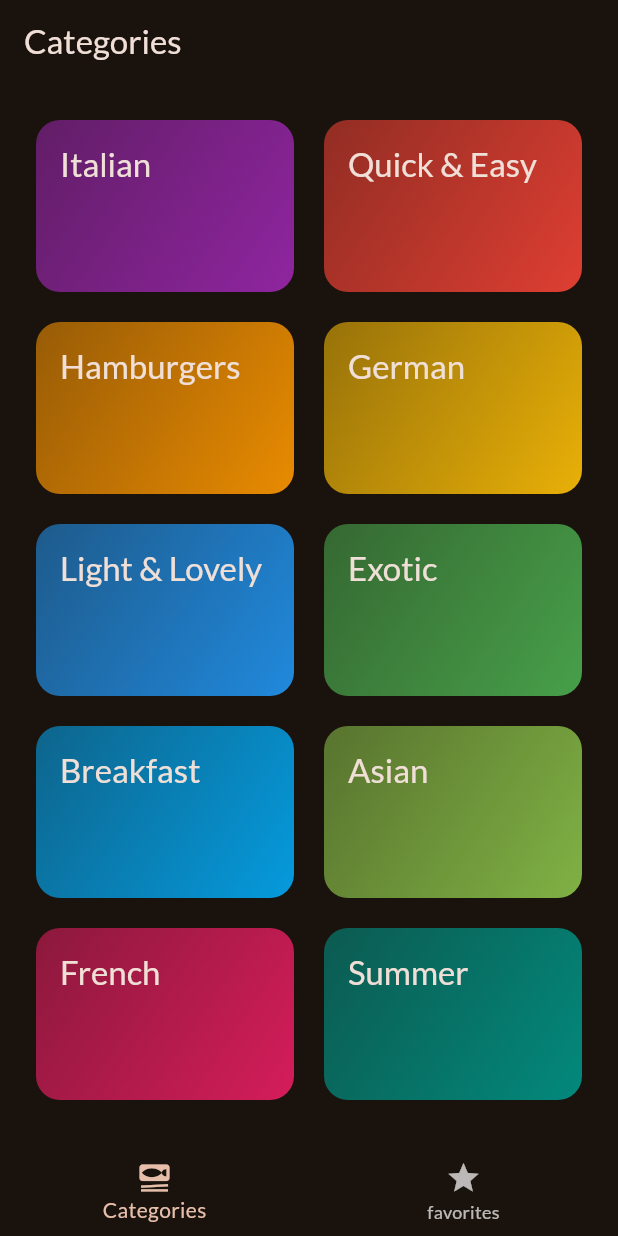
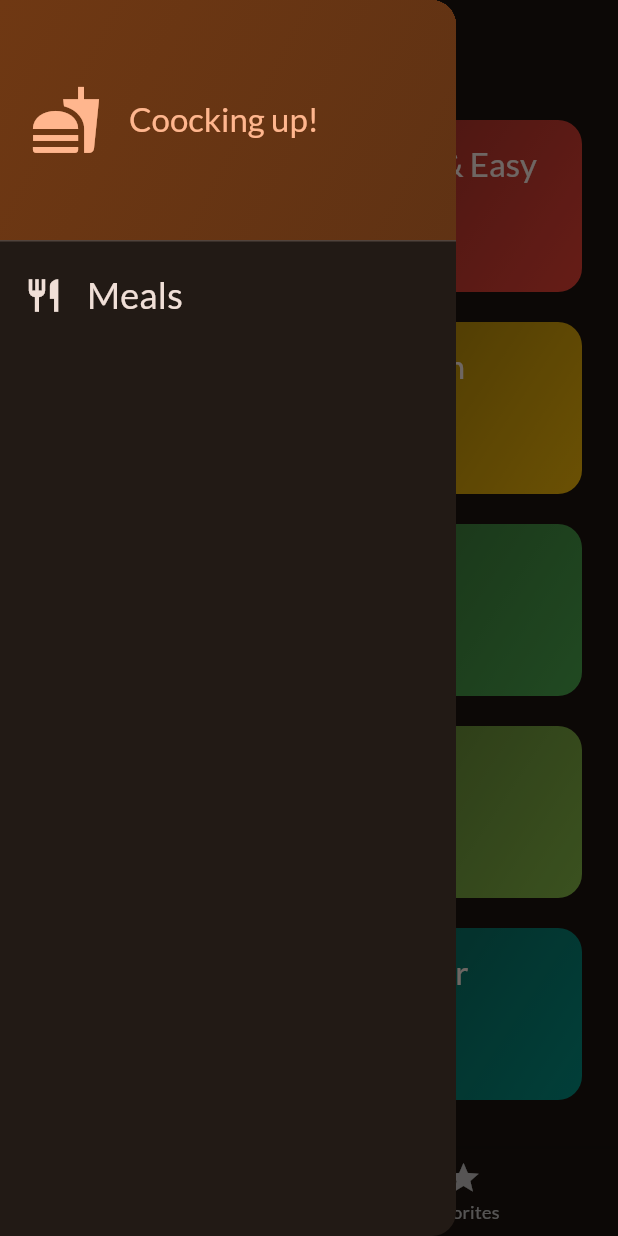
Before and after one commit to Srvictorchinea/meals, a Flutter app: the screen it shows after launch, with the side drawer open (before the commit the screen has no drawer), on a phone screen of 412 x 824 dp. Run offline on Flutter 3.47's test engine with Material 3 defaults, Android fonts, the phone set to English and light mode, and no system bars; our stand-ins replace google_fonts, transparent_image.

Commit message:
[NEW] main drawer

```diff
--- a/lib/screens/tabs.dart
+++ b/lib/screens/tabs.dart
@@ -2,6 +2,7 @@ import 'package:flutter/material.dart';
 import 'package:meals/screens/categories.dart';
 import 'package:meals/screens/meals.dart';
 import 'package:meals/models/meal.dart';
+import 'package:meals/widgets/main_drawer.dart';
 
 class TabsScreen extends StatefulWidget {
   const TabsScreen({super.key});
@@ -63,6 +64,7 @@ class __TabsScreenState extends State<TabsScreen> {
       appBar: AppBar(
         title: Text(activePageTitle),
       ),
+      drawer: const MainDrawer(),
       body: activePage,
       bottomNavigationBar: BottomNavigationBar(
         onTap: _selectPage,
--- /dev/null
+++ b/lib/widgets/main_drawer.dart
@@ -0,0 +1,55 @@
+import 'package:flutter/material.dart';
+
+class MainDrawer extends StatelessWidget {
+  const MainDrawer({super.key});
+
+  @override
+  Widget build(BuildContext context) {
+    return Drawer(
+      child: Column(
+        children: [
+          DrawerHeader(
+            padding: const EdgeInsets.all(20),
+            decoration: BoxDecoration(
+                gradient: LinearGradient(
+              colors: [
+                Theme.of(context).colorScheme.primaryContainer,
+                Theme.of(context).colorScheme.primaryContainer.withOpacity(0.8),
+              ],
+              begin: Alignment.topLeft,
+              end: Alignment.bottomRight,
+            )),
+            child: Row(
+              children: [
+                Icon(Icons.fastfood,
+                    size: 48, color: Theme.of(context).colorScheme.primary),
+                const SizedBox(width: 18),
+                Text(
+                  'Coocking up!',
+                  style: Theme.of(context)
+                      .textTheme
+                      .titleLarge!
+                      .copyWith(color: Theme.of(context).colorScheme.primary),
+                ),
+              ],
+            ),
+          ),
+          ListTile(
+            leading: Icon(
+              Icons.restaurant,
+              size: 26,
+              color: Theme.of(context).colorScheme.onBackground,
+            ),
+            title: Text(
+              'Meals',
+              style: Theme.of(context).textTheme.titleSmall!.copyWith(
+                  color: Theme.of(context).colorScheme.onBackground,
+                  fontSize: 24),
+            ),
+            onTap: (){},
+          )
+        ],
+      ),
+    );
+  }
+}
```
